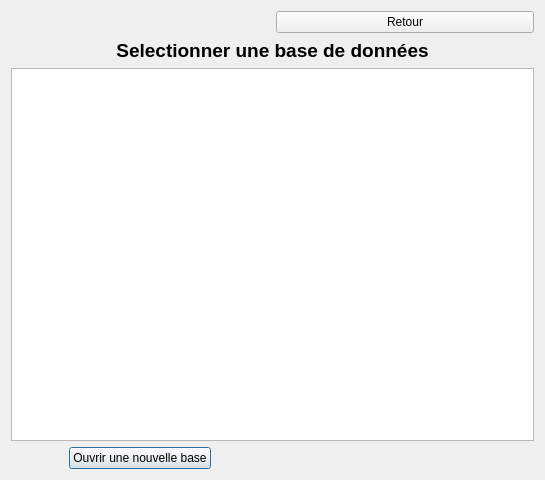
This is dblist.ui in HenriSalard/QT_TP1 as Qt 5 draws it before an edit. The edited form follows.
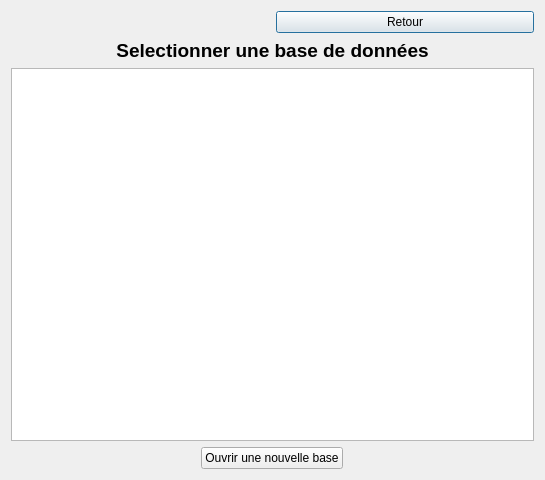
This is the edited form.

```diff
--- a/dblist.ui
+++ b/dblist.ui
@@ -14,13 +14,6 @@
    <string>Dialog</string>
   </property>
   <layout class="QGridLayout" name="gridLayout">
-   <item row="6" column="0" alignment="Qt::AlignHCenter">
-    <widget class="QPushButton" name="pushButton">
-     <property name="text">
-      <string>Ouvrir une nouvelle base</string>
-     </property>
-    </widget>
-   </item>
    <item row="1" column="0" colspan="2">
     <widget class="QLabel" name="label">
      <property name="font">
@@ -62,6 +55,16 @@
      </property>
     </widget>
    </item>
+   <item row="4" column="0" colspan="2" alignment="Qt::AlignHCenter">
+    <widget class="QPushButton" name="pushButton">
+     <property name="layoutDirection">
+      <enum>Qt::LeftToRight</enum>
+     </property>
+     <property name="text">
+      <string>Ouvrir une nouvelle base</string>
+     </property>
+    </widget>
+   </item>
   </layout>
  </widget>
  <resources/>
```
